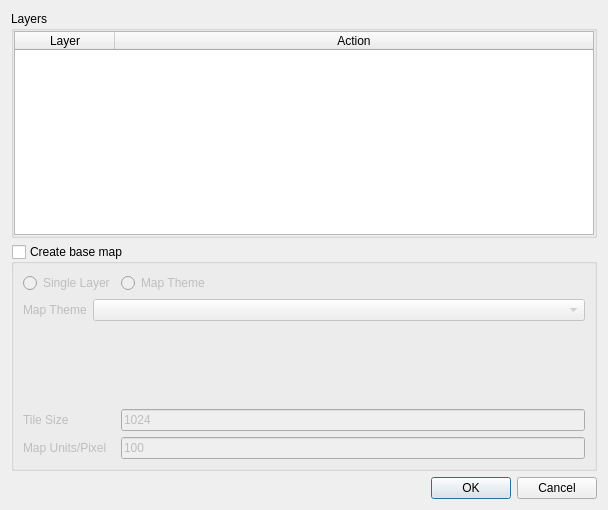
Old version of the form qfieldsync/ui/config_dialog_base.ui in the repository opengisch/qfieldsync.
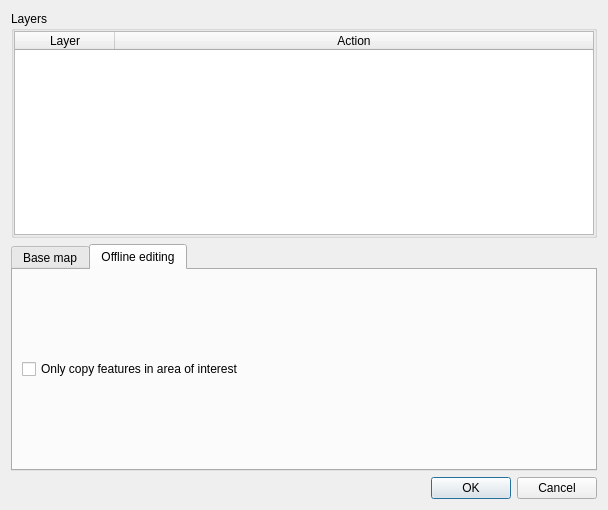
New version of the form. The open tabs and pages were chosen to show the change. Custom widgets are drawn as their Qt base class.

Commit message: Add flag for only copying features in area of interest

The edit to the form file:
```diff
--- a/qfieldsync/ui/config_dialog_base.ui
+++ b/qfieldsync/ui/config_dialog_base.ui
@@ -63,6 +63,16 @@
     </widget>
    </item>
    <item row="1" column="0">
+    <widget class="QTabWidget" name="tabWidget">
+     <property name="currentIndex">
+      <number>0</number>
+     </property>
+     <widget class="QWidget" name="tab">
+      <attribute name="title">
+       <string>Base map</string>
+      </attribute>
+      <layout class="QGridLayout" name="gridLayout_4">
+       <item row="0" column="0">
     <widget class="QGroupBox" name="createBaseMapGroupBox">
      <property name="toolTip">
       <string>A base map is fully rendered to a raster image. Attributes from layers on a base map are no longer accessible.</string>
@@ -199,7 +209,37 @@
         </property>
        </widget>
       </item>
-     </layout>
+          <item row="0" column="0">
+           <widget class="QRadioButton" name="singleLayerRadioButton">
+            <property name="text">
+             <string>Single Layer</string>
+            </property>
+            <attribute name="buttonGroup">
+             <string notr="true">buttonGroup</string>
+            </attribute>
+           </widget>
+          </item>
+         </layout>
+        </widget>
+       </item>
+      </layout>
+      <zorder>singleLayerRadioButton</zorder>
+      <zorder>createBaseMapGroupBox</zorder>
+     </widget>
+     <widget class="QWidget" name="tab_2">
+      <attribute name="title">
+       <string>Offline editing</string>
+      </attribute>
+      <layout class="QGridLayout" name="gridLayout_5">
+       <item row="0" column="0">
+        <widget class="QCheckBox" name="onlyOfflineCopyFeaturesInAoi">
+         <property name="text">
+          <string>Only copy features in area of interest</string>
+         </property>
+        </widget>
+       </item>
+      </layout>
+     </widget>
     </widget>
    </item>
   </layout>
```
Left out of the diff: 30 changed lines with no effect on the pictures. Lines whose indentation alone changed are shown as unchanged. The commit also changes 5 other files.
